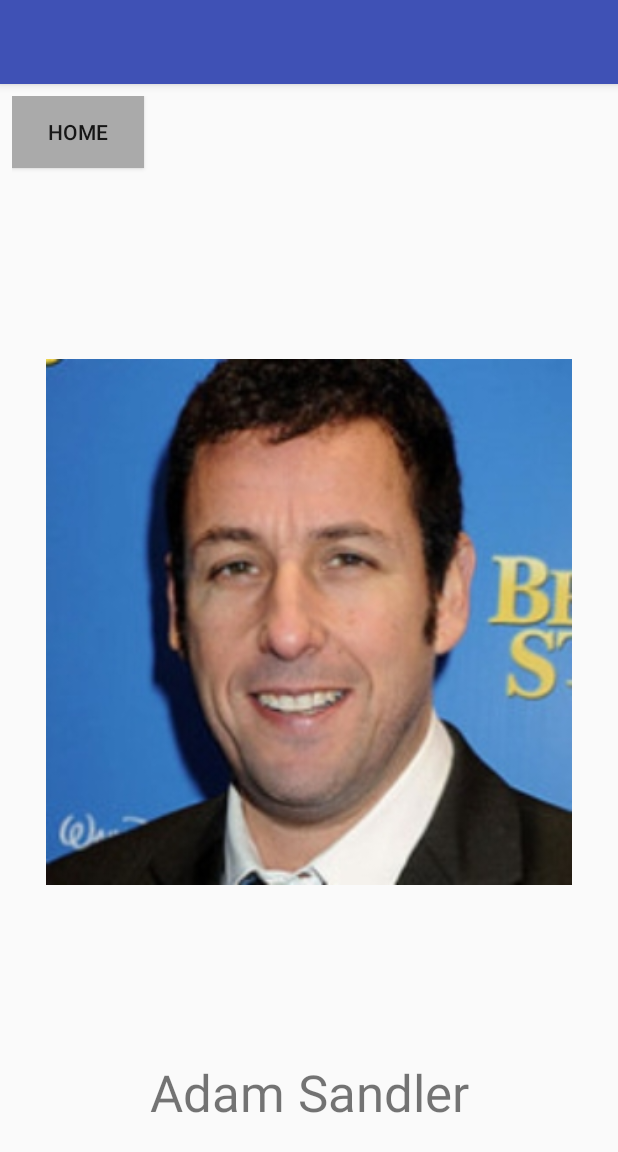
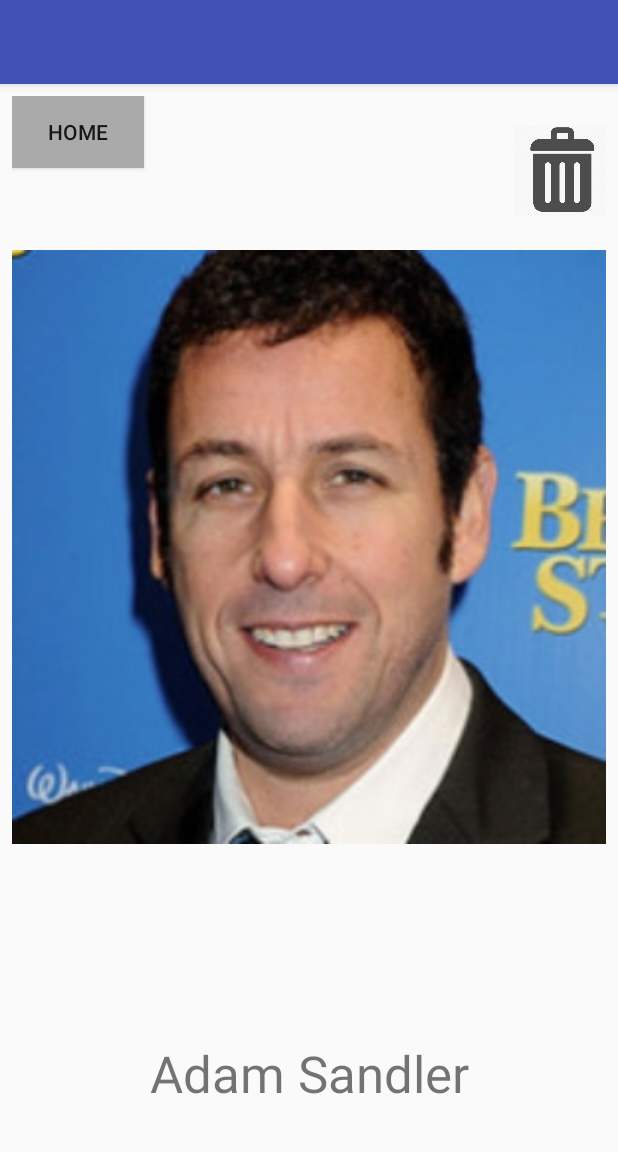
Before and after one commit to CarmenJiang/Bridge, an Android app: the showPersonActivity screen opened directly, with no data from a screen before it, on a phone screen of 412 x 824 dp. Shown: the top 1152 px of the screen. Run offline under Robolectric (Android 15) with nearby library versions, the phone set to English and light mode, and no system bars.

Commit message:
fixed thumbnail and full sized, now there is only one size, and also no repeating images in learningmode

```diff
--- a/app/src/main/java/com/example/carmen/name_app/ImageAdapter.java
+++ b/app/src/main/java/com/example/carmen/name_app/ImageAdapter.java
@@ -62,7 +62,7 @@ public class ImageAdapter extends ArrayAdapter {
 
         ImageItem item = (ImageItem) data.get(position);
         holder.imageTitle.setText(item.getTitle());
-        holder.image.setImageBitmap(item.getImage());
+        holder.image.setImageBitmap(PersonMap.scaleDown(item.getImage(), 200, true));
 
 
         return row;
--- a/app/src/main/java/com/example/carmen/name_app/PersonMap.java
+++ b/app/src/main/java/com/example/carmen/name_app/PersonMap.java
@@ -24,13 +24,13 @@ public class PersonMap {
 
             for (String s : pList) {
                 String[] info = s.split("\\+");
-                imageItems.add(new ImageItem(scaleDown(sfh.getImage(info[1]), 200, true), info[0]));
+                imageItems.add(new ImageItem(sfh.getImage(info[1]), info[0]));
             }
         }
     }
 
     public static void addImageItem(Bitmap bitmap, String title){
-        imageItems.add(new ImageItem(scaleDown(bitmap, 200, true), title));
+        imageItems.add(new ImageItem(bitmap, title));
     }
 
     public static String[] getNames(){
--- a/app/src/main/java/com/example/carmen/name_app/showPersonActivity.java
+++ b/app/src/main/java/com/example/carmen/name_app/showPersonActivity.java
@@ -31,13 +31,14 @@ public class showPersonActivity extends AppCompatActivity {
         setContentView(R.layout.activity_show_person);
         TextView textView = (TextView) findViewById(R.id.personName);
         ImageView imageView = (ImageView) findViewById(R.id.personPicture);
-        ImageItem person = PersonMap.imageItems.get(getIntent().getIntExtra("PersonNumber", 0));
+        final int personNumber = getIntent().getIntExtra("PersonNumber", 0);
+        ImageItem person = PersonMap.imageItems.get(personNumber);
         textView.setText(person.getTitle());
-        imageView.setImageBitmap(PersonMap.getFullSizedPicture(person.getTitle()));
+        imageView.setImageBitmap(person.getImage());
 
-        final Button button = findViewById(R.id.buttonHome);
+        final Button homeButton = findViewById(R.id.buttonHome);
 
-        button.setOnClickListener(new View.OnClickListener() {
+        homeButton.setOnClickListener(new View.OnClickListener() {
             @Override
             public void onClick(View v) {
                 Intent i = new Intent(showPersonActivity.this, MainActivity.class);
@@ -45,6 +46,17 @@ public class showPersonActivity extends AppCompatActivity {
                 startActivity(i);
             }
         });
+
+        final ImageView deleteButton = findViewById(R.id.deleteButton);
+
+        homeButton.setOnClickListener(new View.OnClickListener() {
+            @Override
+            public void onClick(View v) {
+                PersonMap.imageItems.remove(personNumber);
+            }
+        });
+
+
 
 
 
--- a/app/src/main/res/layout/content_show_person.xml
+++ b/app/src/main/res/layout/content_show_person.xml
@@ -7,7 +7,6 @@
     app:layout_behavior="@string/appbar_scrolling_view_behavior"
     tools:context="com.example.carmen.name_app.showPersonActivity"
     tools:showIn="@layout/activity_show_person">
-
 
 
     <LinearLayout
@@ -24,10 +23,31 @@
         app:layout_constraintTop_toTopOf="parent">
 
 
-        <include layout="@layout/homebar"
+        <LinearLayout
+            android:layout_width="match_parent"
             android:layout_height="0dp"
-            android:layout_weight="1"
-            android:layout_width="match_parent"/>
+            android:layout_weight="0.5"
+            android:orientation="horizontal">
+
+            <include
+                layout="@layout/homebar"
+                android:layout_width="wrap_content"
+                android:layout_height="match_parent"
+                android:layout_weight="1"/>
+
+            <Space
+                android:layout_width="0dp"
+                android:layout_height="match_parent"
+                android:layout_weight="3"/>
+
+            <ImageView
+                android:id="@+id/deleteButton"
+                android:layout_width="0dp"
+                android:layout_weight="1"
+                android:layout_height="wrap_content"
+                android:src="@drawable/trash_can" />
+
+        </LinearLayout>
 
         <ImageView
             android:id="@+id/personPicture"
@@ -40,11 +60,11 @@
             android:id="@+id/personName"
             android:layout_width="match_parent"
             android:layout_height="0dp"
+            android:layout_marginTop="50dp"
             android:layout_weight="1"
-            android:layout_marginTop="50dp"
             android:gravity="center"
-            android:textSize="34dp"
-            android:text="Carmen Jiang" />
+            android:text="Carmen Jiang"
+            android:textSize="34dp" />
 
 
     </LinearLayout>
--- a/app/src/main/res/values/strings.xml
+++ b/app/src/main/res/values/strings.xml
@@ -32,5 +32,6 @@
         <item>Miley Cyrus+miley_cyrus</item>
         <item>Ozzy Osbourne+ozzy_osbourne</item>
         <item>Robert Downey Jr+robert_downey_jr</item>
+        <item>Usain Bolt+usain_bolt</item>
     </array>
 </resources>
```
Also changed, not shown: app/src/main/java/com/example/carmen/name_app/LearningModeQuestion.java (+31 -14 lines), app/src/main/java/com/example/carmen/name_app/saveFileHandler.java (+10 -45 lines), app/src/main/res/drawable/trash_can.png (added).
